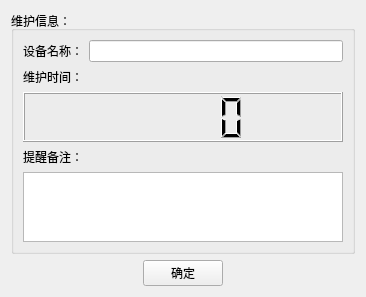
Qt form timeout.ui (RunnanZhang/reminder) before a commit.
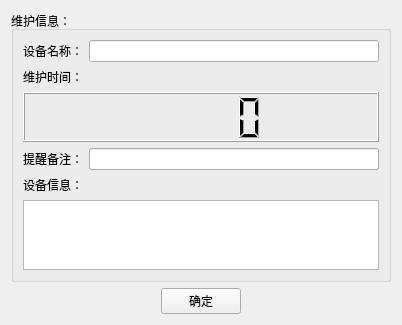
The same form after that commit.

Patch:
```diff
--- a/timeout.ui
+++ b/timeout.ui
@@ -6,19 +6,21 @@
    <rect>
     <x>0</x>
     <y>0</y>
-    <width>366</width>
-    <height>270</height>
+    <width>402</width>
+    <height>298</height>
    </rect>
   </property>
   <property name="windowTitle">
    <string>设备维护</string>
   </property>
-  <layout class="QVBoxLayout" name="verticalLayout">
+  <layout class="QVBoxLayout" name="verticalLayout_2">
    <item>
     <widget class="QGroupBox" name="groupBox">
      <property name="title">
       <string>维护信息：</string>
      </property>
+     <layout class="QVBoxLayout" name="verticalLayout">
+      <item>
      <layout class="QGridLayout" name="gridLayout">
       <item row="0" column="0">
        <widget class="QLabel" name="label_2">
@@ -54,14 +56,24 @@
        </widget>
       </item>
       <item row="3" column="0">
-       <widget class="QLabel" name="label_3">
+         <widget class="QLabel" name="label_4">
         <property name="text">
          <string>提醒备注：</string>
         </property>
        </widget>
       </item>
-      <item row="4" column="0" colspan="2">
-       <widget class="QTextEdit" name="remindEdit">
+        <item row="3" column="1">
+         <widget class="QLineEdit" name="remindEdit"/>
+        </item>
+        <item row="4" column="0">
+         <widget class="QLabel" name="label_3">
+          <property name="text">
+           <string>设备信息：</string>
+          </property>
+         </widget>
+        </item>
+        <item row="5" column="0" colspan="2">
+         <widget class="QTextEdit" name="InfoEdit">
         <property name="sizePolicy">
          <sizepolicy hsizetype="Expanding" vsizetype="Preferred">
           <horstretch>0</horstretch>
@@ -69,6 +81,8 @@
          </sizepolicy>
         </property>
        </widget>
+        </item>
+       </layout>
       </item>
      </layout>
     </widget>
```
Lines whose indentation alone changed are shown as unchanged.
